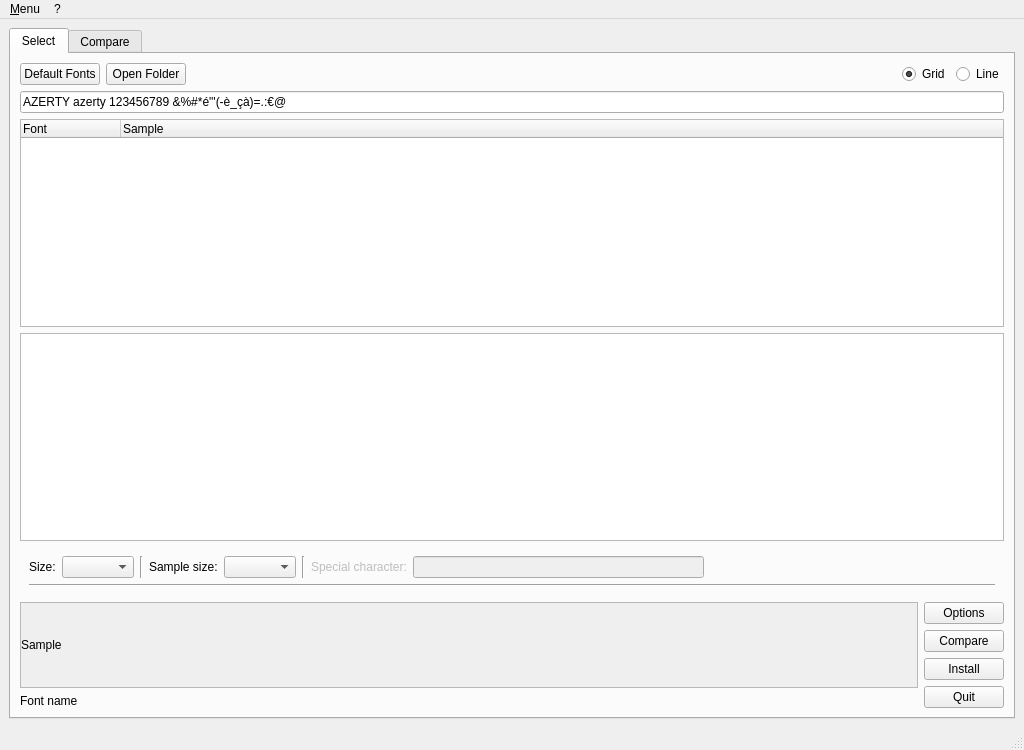
This is mainwindow.ui in lbaudouin/FontInstaller as Qt 5 draws it before an edit. The edited form follows.
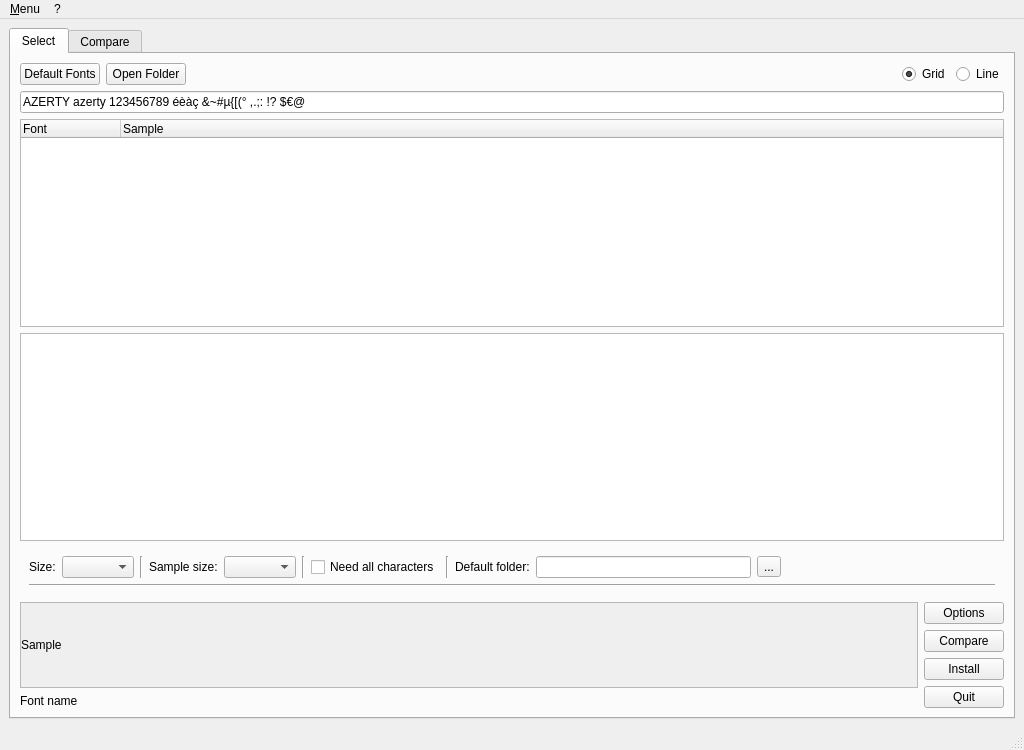
This is the edited form. Icons and pictures are not drawn.

Commit message: Need char function, save settings

Patch:
```diff
--- a/mainwindow.ui
+++ b/mainwindow.ui
@@ -103,7 +103,7 @@
           <item>
            <widget class="QLineEdit" name="lineEdit">
             <property name="text">
-             <string notr="true">AZERTY azerty 123456789 &amp;%#*é&quot;'(-è_çà)=.:€@</string>
+             <string notr="true">AZERTY azerty 123456789 éèàç &amp;~#µ{[(° ,.;: !? $€@</string>
             </property>
            </widget>
           </item>
@@ -191,19 +191,41 @@
               </widget>
              </item>
              <item>
-              <widget class="QLabel" name="labelNeed">
-               <property name="enabled">
-                <bool>false</bool>
+              <widget class="QCheckBox" name="needCharCheckBox">
+               <property name="text">
+                <string>Need all characters</string>
                </property>
+              </widget>
+             </item>
+             <item>
+              <widget class="Line" name="line">
+               <property name="orientation">
+                <enum>Qt::Vertical</enum>
+               </property>
+              </widget>
+             </item>
+             <item>
+              <widget class="QLabel" name="defaultFolderLabel">
                <property name="text">
-                <string>Special character:</string>
+                <string>Default folder:</string>
                </property>
               </widget>
              </item>
              <item>
-              <widget class="QLineEdit" name="editNeed">
-               <property name="enabled">
-                <bool>false</bool>
+              <widget class="QLineEdit" name="defaultFolderLineEdit">
+               <property name="readOnly">
+                <bool>true</bool>
+               </property>
+              </widget>
+             </item>
+             <item>
+              <widget class="QToolButton" name="defaultFolderToolButton">
+               <property name="text">
+                <string notr="true">...</string>
+               </property>
+               <property name="icon">
+                <iconset resource="ressources.qrc">
+                 <normaloff>:/images/folder</normaloff>:/images/folder</iconset>
                </property>
               </widget>
              </item>
```
Left out of the diff: 2 changed lines with no effect on the pictures. The commit also changes 3 other files.
